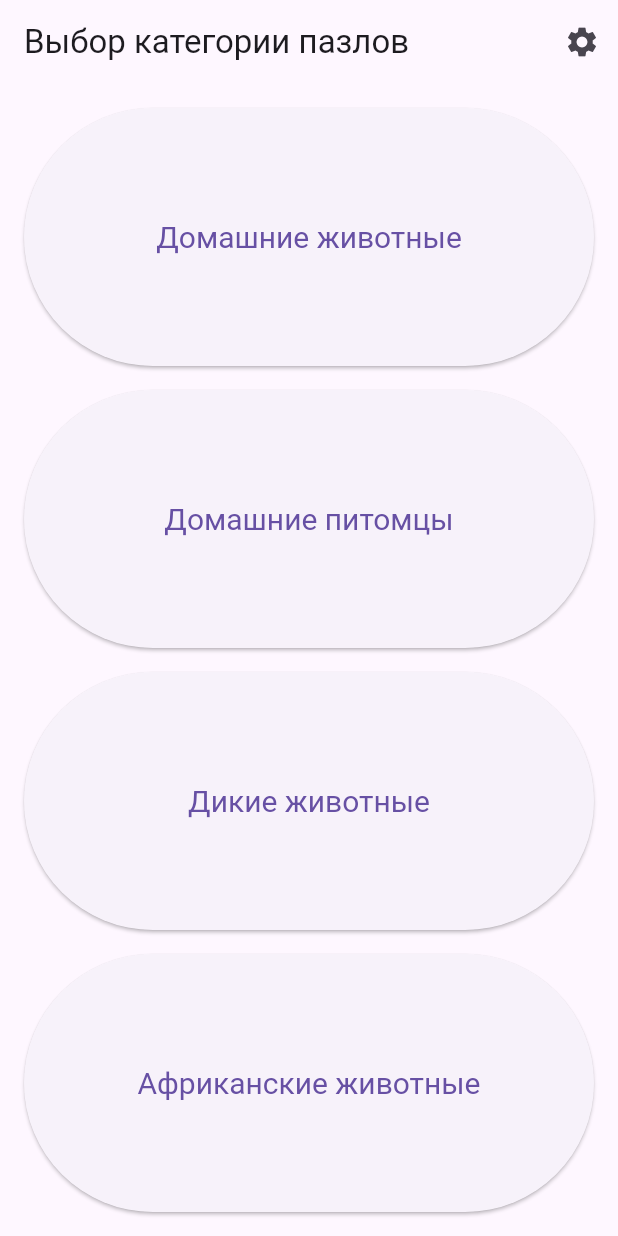
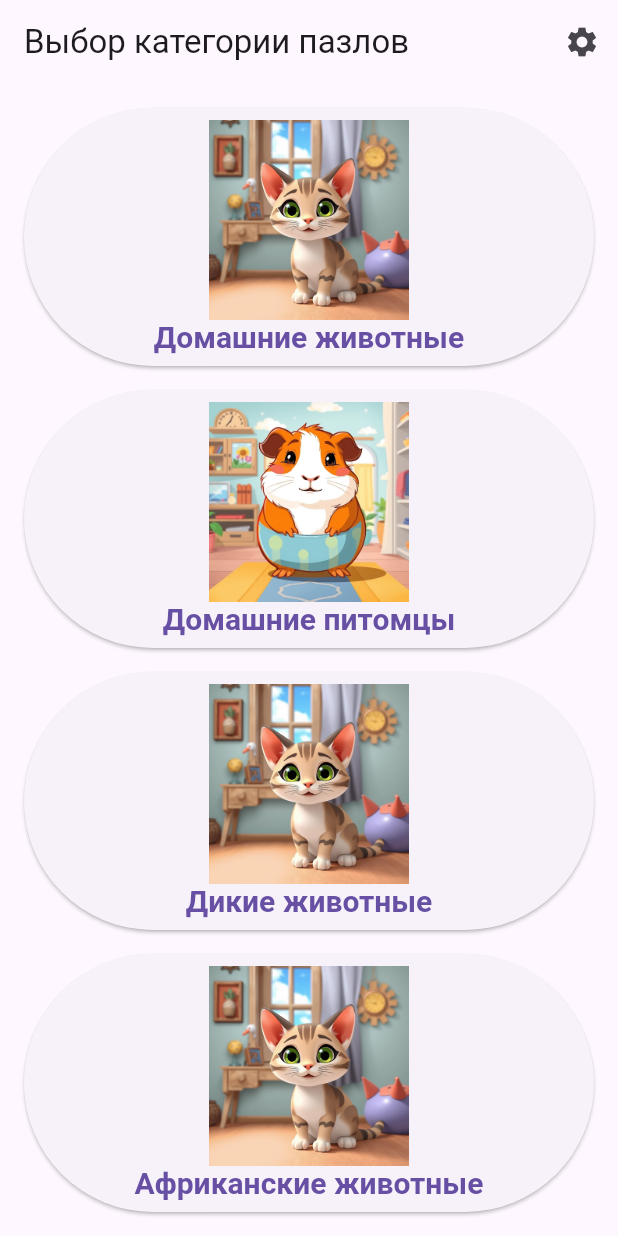
Before and after one commit to ruzanovalexei/puzzleforchild, a Flutter app: the screen it shows after launch, on a phone screen of 412 x 824 dp. Run offline on Flutter 3.47's test engine with Material 3 defaults, Android fonts, the light colour scheme and no system bars; our stand-ins replace shared_preferences.

Commit message:
Кнопки на главном с картинками

```diff
--- a/lib/screens/home_screen.dart
+++ b/lib/screens/home_screen.dart
@@ -1,6 +1,8 @@
+import 'dart:math';
 import 'package:flutter/material.dart';
+import 'package:flutter/services.dart'; // Добавляем импорт для rootBundle
 import 'package:puzzleforchild/screens/category_selection_screen.dart';
-import 'package:puzzleforchild/screens/settings_screen.dart'; // <--- Импорт SettingsScreen
+import 'package:puzzleforchild/screens/settings_screen.dart';
 
 class HomeScreen extends StatelessWidget {
   const HomeScreen({super.key});
@@ -11,54 +13,60 @@ class HomeScreen extends StatelessWidget {
       appBar: AppBar(
         title: const Text('Выбор категории пазлов'),
         actions: [
-          IconButton( // <--- Это кнопка
-            icon: const Icon(Icons.settings), // <--- Иконка шестеренки
+          IconButton(
+            icon: const Icon(Icons.settings),
             onPressed: () {
               Navigator.push(
                 context,
-                MaterialPageRoute(builder: (context) => const SettingsScreen()), // <--- Вызов SettingsScreen
+                MaterialPageRoute(builder: (context) => const SettingsScreen()),
               );
             },
           ),
         ],
       ),
-      body: Expanded(
-        child: Padding(
-          padding: const EdgeInsets.all(16.0), // Добавляем отступы по краям
+      body: Padding(
+        padding: const EdgeInsets.all(16.0),
         child: Column(
-            mainAxisAlignment: MainAxisAlignment.spaceEvenly, // Равномерно распределяем кнопки
-            crossAxisAlignment: CrossAxisAlignment.stretch, // Растягиваем кнопки по ширине
+          mainAxisAlignment: MainAxisAlignment.spaceEvenly,
+          crossAxisAlignment: CrossAxisAlignment.stretch,
           children: [
             Expanded(
-                  child:
-                      _buildCategoryButton(context, 'Домашние животные', 'farm_animals')),
-              const SizedBox(height: 16), // Отступ между кнопками
+              child: _buildCategoryButton(context, 'Домашние животные', 'farm_animals'),
+            ),
+            const SizedBox(height: 16),
             Expanded(
-                  child: _buildCategoryButton(context, 'Домашние питомцы', 'pets')),
-              const SizedBox(height: 16), // Отступ между кнопками
+              child: _buildCategoryButton(context, 'Домашние питомцы', 'pets'),
+            ),
+            const SizedBox(height: 16),
             Expanded(
-                  child: _buildCategoryButton(context, 'Дикие животные', 'wild_animals')),
-              const SizedBox(height: 16), // Отступ между кнопками
+              child: _buildCategoryButton(context, 'Дикие животные', 'wild_animals'),
+            ),
+            const SizedBox(height: 16),
             Expanded(
-                  child: _buildCategoryButton(
-                      context, 'Африканские животные', 'african_animals')),
+              child: _buildCategoryButton(context, 'Африканские животные', 'african_animals'),
+            ),
           ],
-          ),
         ),
       ),
     );
   }
 
-  Widget _buildCategoryButton(
-      BuildContext context, String title, String categoryPath) {
+  Widget _buildCategoryButton(BuildContext context, String title, String categoryPath) {
+    return FutureBuilder<List<String>>(
+      future: _loadImagesForCategory(categoryPath), // Используем новый метод
+      builder: (context, snapshot) {
+        String? randomImagePath;
+        if (snapshot.connectionState == ConnectionState.done && snapshot.hasData && snapshot.data!.isNotEmpty) {
+          final List<String> images = snapshot.data!;
+          final _random = Random();
+          randomImagePath = images[_random.nextInt(images.length)];
+        }
+
         return ElevatedButton(
           style: ElevatedButton.styleFrom(
-        // remove minimumSize, as it conflicts with Expanded
-        // minimumSize: const Size(200, 60), // Убрано, так как Expanded управляет размером
-        // теперь ширина будет infinite
-        minimumSize: const Size(
-            double.infinity, 60), // Высота сохраняется, ширина на всю доступную
+            minimumSize: const Size(double.infinity, 60),
             textStyle: const TextStyle(fontSize: 20),
+            padding: const EdgeInsets.all(8.0),
           ),
           onPressed: () {
             Navigator.push(
@@ -66,13 +74,50 @@ class HomeScreen extends StatelessWidget {
               MaterialPageRoute(
                 builder: (context) => CategorySelectionScreen(
                   categoryTitle: title,
-              categoryAssetPath:
-                  'assets/images/$categoryPath/', // Путь к изображениям категории
+                  categoryAssetPath: 'assets/images/$categoryPath/',
                 ),
               ),
             );
           },
-      child: Text(title),
+          child: Column(
+            mainAxisAlignment: MainAxisAlignment.center,
+            children: [
+              if (randomImagePath != null)
+                Expanded(
+                  child: Image.asset(
+                    randomImagePath,
+                    fit: BoxFit.contain,
+                  ),
+                ),
+              Text(
+                title,
+                textAlign: TextAlign.center,
+                style: const TextStyle(fontSize: 20, fontWeight: FontWeight.bold),
+              ),
+            ],
+          ),
+        );
+      },
     );
   }
+
+  // Новый метод для загрузки списка изображений из текстового файла
+  Future<List<String>> _loadImagesForCategory(String categoryPath) async {
+    try {
+      final String assetListFilePath = 'assets/asset_lists/$categoryPath.txt';
+      final String assetsContent = await rootBundle.loadString(assetListFilePath);
+
+      // Разбиваем содержимое по строкам и отфильтровываем пустые
+      final List<String> assets = assetsContent
+          .split('\n')
+          .map((line) => line.trim())
+          .where((line) => line.isNotEmpty)
+          .toList();
+
+      return assets;
+    } catch (e) {
+      print('Error loading asset list for category $categoryPath: $e');
+      return []; // Возвращаем пустой список в случае ошибки
     }
+  }
+}
```
Lines whose indentation alone changed are shown as unchanged.
